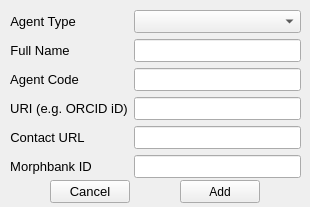
kopolzin/bioimages-collection-manager, file src/newagentdialog.ui: the form before one commit.
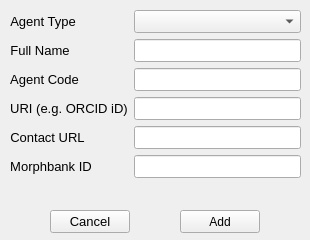
The form after the commit.

```diff
--- a/src/newagentdialog.ui
+++ b/src/newagentdialog.ui
@@ -7,19 +7,19 @@
     <x>0</x>
     <y>0</y>
     <width>310</width>
-    <height>207</height>
+    <height>240</height>
    </rect>
   </property>
   <property name="minimumSize">
    <size>
     <width>310</width>
-    <height>0</height>
+    <height>240</height>
    </size>
   </property>
   <property name="maximumSize">
    <size>
     <width>310</width>
-    <height>230</height>
+    <height>240</height>
    </size>
   </property>
   <property name="windowTitle">
@@ -29,7 +29,7 @@
    <property name="geometry">
     <rect>
      <x>50</x>
-     <y>180</y>
+     <y>210</y>
      <width>80</width>
      <height>23</height>
     </rect>
@@ -49,7 +49,7 @@
      <x>10</x>
      <y>10</y>
      <width>291</width>
-     <height>171</height>
+     <height>188</height>
     </rect>
    </property>
    <layout class="QFormLayout" name="formLayout">
@@ -224,7 +224,7 @@
    <property name="geometry">
     <rect>
      <x>180</x>
-     <y>180</y>
+     <y>210</y>
      <width>80</width>
      <height>23</height>
     </rect>
```
